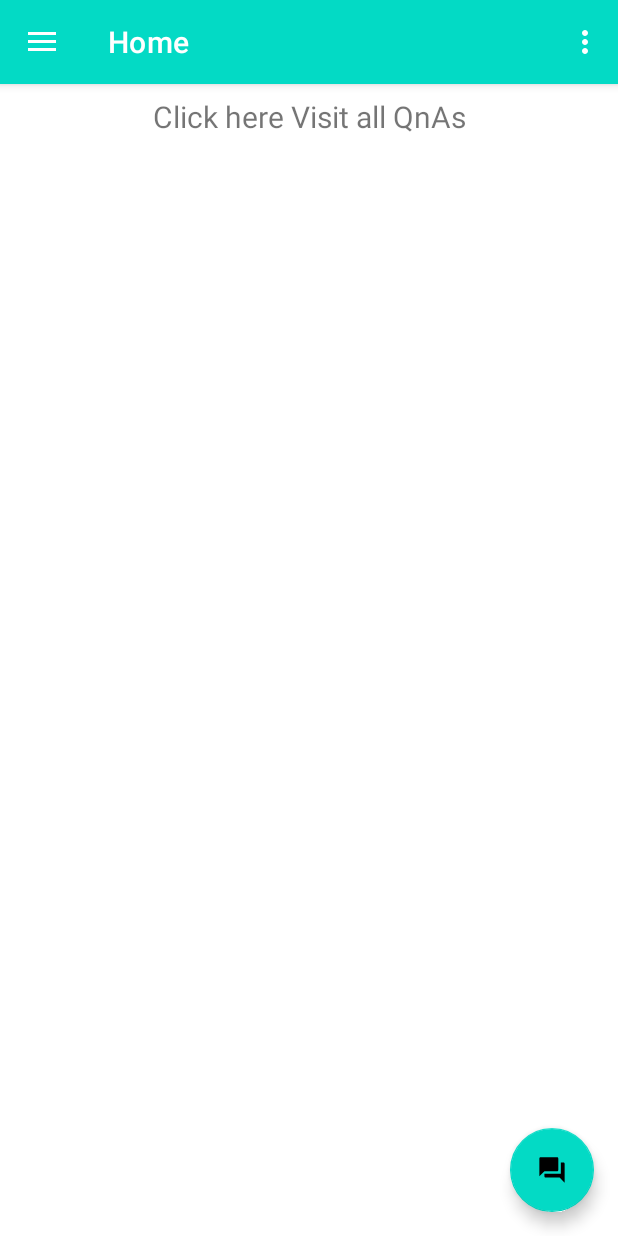
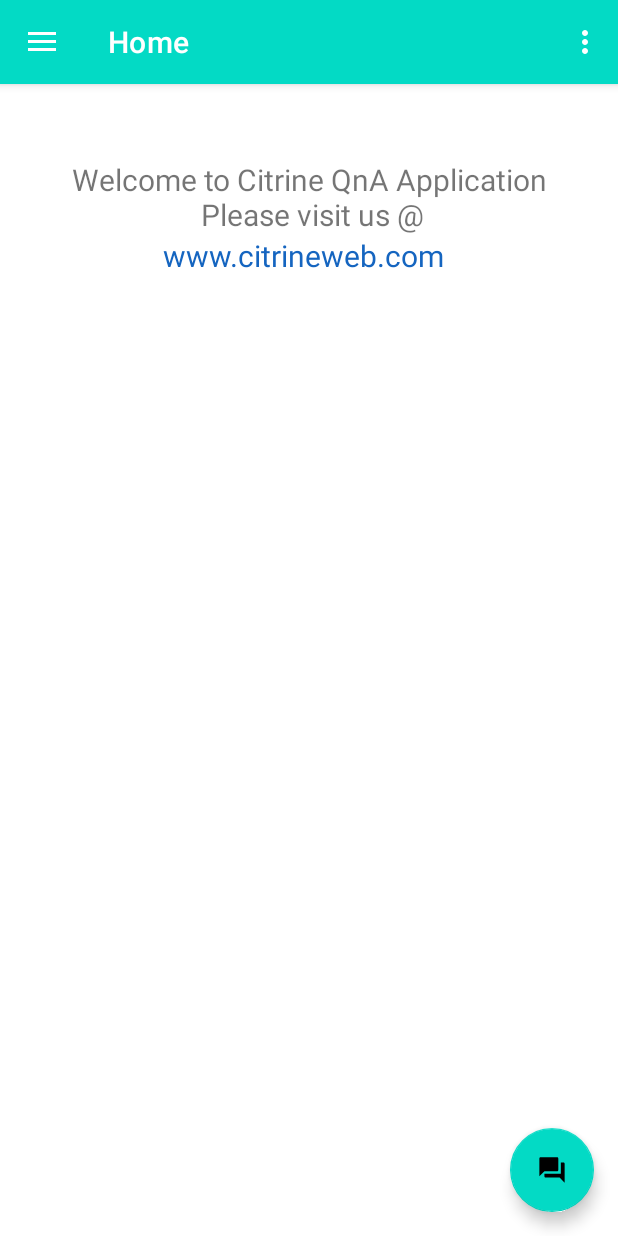
Before and after one commit to hey-rum-ba/TutorApplication, an Android app: the screen it shows after launch (MainActivity), on a phone screen of 412 x 824 dp. Run offline under Robolectric (Android 15) with nearby library versions, the phone set to English and light mode, and no system bars; our stand-ins replace Firebase (no records; nobody signed in at launch, a user with empty details on screens opened directly), navigation-ui.

Commit message:
first update

```diff
--- a/app/src/main/java/com/citrine/askaquestion/ImageActivity.java
+++ b/app/src/main/java/com/citrine/askaquestion/ImageActivity.java
@@ -19,6 +19,8 @@ import com.google.firebase.database.FirebaseDatabase;
 import com.google.firebase.database.ValueEventListener;
 
 import java.util.ArrayList;
+import java.util.Collection;
+import java.util.Collections;
 import java.util.List;
 
 public class ImageActivity extends AppCompatActivity {
@@ -53,6 +55,7 @@ public class ImageActivity extends AppCompatActivity {
                 for (DataSnapshot postSnapshot : dataSnapshot.getChildren()) {
                     Upload upload = postSnapshot.getValue(Upload.class);
                     mUploads.add(upload);
+                    Collections.reverse(mUploads);
                 }
                 mAdapter = new ImageAdapter(ImageActivity.this, mUploads,i);
                 mRecyclerView.setAdapter(mAdapter);
@@ -72,6 +75,7 @@ public class ImageActivity extends AppCompatActivity {
                     for (DataSnapshot postSnapshot : dataSnapshot.getChildren()) {
                         Upload upload = postSnapshot.getValue(Upload.class);
                         mUploads.add(upload);
+                        Collections.reverse(mUploads);
                     }
                     int i =getIntent().getIntExtra("teacherAccountIsActive",0);
                     mAdapter = new ImageAdapter(ImageActivity.this, mUploads,i);
--- a/app/src/main/java/com/citrine/askaquestion/ImageAdapter.java
+++ b/app/src/main/java/com/citrine/askaquestion/ImageAdapter.java
@@ -17,6 +17,7 @@ import androidx.recyclerview.widget.RecyclerView;
 import com.squareup.picasso.Picasso;
 
 import java.net.URISyntaxException;
+import java.util.Collection;
 import java.util.List;
 
 public class ImageAdapter extends RecyclerView.Adapter<ImageAdapter.ImageViewHolder> {
@@ -75,6 +76,7 @@ public class ImageAdapter extends RecyclerView.Adapter<ImageAdapter.ImageViewHol
             else {
                     intent.putExtra("Name",uploadCurrent.getName());
                 }
+
             mContext.startActivity(intent);
         });
     }
--- a/app/src/main/java/com/citrine/askaquestion/MainActivity.java
+++ b/app/src/main/java/com/citrine/askaquestion/MainActivity.java
@@ -63,7 +63,8 @@ public class MainActivity extends AppCompatActivity {
         // Passing each menu ID as a set of Ids because each
         // menu should be considered as top level destinations.
         mAppBarConfiguration = new AppBarConfiguration.Builder(
-                R.id.nav_home, R.id.nav_gallery, R.id.nav_slideshow)
+                R.id.nav_home)
+//               , R.id.nav_gallery, R.id.nav_slideshow)
                 .setOpenableLayout(drawer)
                 .build();
         NavController navController = Navigation.findNavController(this, R.id.nav_host_fragment_content_main);
@@ -79,8 +80,6 @@ public class MainActivity extends AppCompatActivity {
                 @Override
                 public void onChildAdded(@NonNull DataSnapshot snapshot, @Nullable String previousChildName) {
                     UploadToFireBase upload = snapshot.getValue(UploadToFireBase.class);
-//                    Log.d(TAG, "here is username " + upload.getUsername());
-//                    Log.d(TAG, "here is username lol" + upload.isTeacher());
 
                     if (upload.isTeacher()) {
                         Toast.makeText(MainActivity.this, "This is a teacher account", Toast.LENGTH_SHORT).show();
--- a/app/src/main/java/com/citrine/askaquestion/showPreviousQuestion.java
+++ b/app/src/main/java/com/citrine/askaquestion/showPreviousQuestion.java
@@ -81,6 +81,7 @@ public class showPreviousQuestion extends AppCompatActivity {
                 intent.putExtra("imageURL",imageUrl);
                 intent.putExtra("imageDesc",name);
                 startActivity(intent);
+                finish();
             }
 
         }
--- a/app/src/main/java/com/citrine/askaquestion/ui/home/HomeFragment.java
+++ b/app/src/main/java/com/citrine/askaquestion/ui/home/HomeFragment.java
@@ -2,6 +2,7 @@ package com.citrine.askaquestion.ui.home;
 
 import android.content.Context;
 import android.content.Intent;
+import android.net.Uri;
 import android.os.Bundle;
 import android.util.Log;
 import android.view.LayoutInflater;
@@ -52,6 +53,7 @@ public class HomeFragment extends Fragment {
     private DatabaseReference dbref;
     private Context context;
     private TextView textView;
+    private TextView textView1;
     String emailAddress;
     public View onCreateView(@NonNull LayoutInflater inflater,
                              ViewGroup container, Bundle savedInstanceState) {
@@ -99,11 +101,21 @@ public class HomeFragment extends Fragment {
 
         }
         textView= binding.textHome;
-        textView.setText("Click here Visit all QnAs");
-            textView.setOnClickListener(v -> {
-                Intent intent = new Intent(getActivity(),ImageActivity.class);
-                intent.putExtra("teacherAccountIsActive",1);
-                startActivity(intent);});
+        textView1= binding.webSiteText;
+
+        textView.setText("Welcome to Citrine QnA Application\n " +
+                "Please visit us @");
+        textView1.setText("www.citrineweb.com");
+            textView1.setOnClickListener(v->{
+                String url= "https://citrineweb.com/";
+                Intent intent= new Intent(Intent.ACTION_VIEW);
+                intent.setData(Uri.parse(url));
+                startActivity(intent);
+            });
+//            textView.setOnClickListener(v -> {
+//                Intent intent = new Intent(getActivity(),ImageActivity.class);
+//                intent.putExtra("teacherAccountIsActive",0);
+//                startActivity(intent);});
         return root;
 
     }
--- a/app/src/main/res/layout/fragment_home.xml
+++ b/app/src/main/res/layout/fragment_home.xml
@@ -12,7 +12,7 @@
         android:layout_width="match_parent"
         android:layout_height="wrap_content"
         android:layout_marginStart="8dp"
-        android:layout_marginTop="8dp"
+        android:layout_marginTop="50dp"
         android:layout_marginEnd="8dp"
         android:text="Here goes the QnA segment"
         android:textAlignment="center"
@@ -22,6 +22,20 @@
         app:layout_constraintStart_toStartOf="parent"
         app:layout_constraintTop_toTopOf="parent" />
 
+    <TextView
+        android:id="@+id/webSiteText"
+        android:layout_width="match_parent"
+        android:layout_height="wrap_content"
+        android:layout_marginLeft="8dp"
+        android:layout_marginEnd="8dp"
+        android:layout_marginRight="8dp"
+        android:layout_marginBottom="8dp"
+        android:gravity="center_horizontal"
+        android:minHeight="30dp"
+        android:text="TextView"
+        android:textColor="#1565C0"
+        android:textSize="20sp" />
+
     <androidx.recyclerview.widget.RecyclerView
         android:id="@+id/questionList"
         android:layout_width="match_parent"
--- a/app/src/main/res/menu/activity_main_drawer.xml
+++ b/app/src/main/res/menu/activity_main_drawer.xml
@@ -7,11 +7,11 @@
         <item
             android:id="@+id/nav_home"
             android:title="@string/menu_home" />
-        <item
-            android:id="@+id/nav_gallery"
-            android:title="@string/gate_calculator" />
-        <item
-            android:id="@+id/nav_slideshow"
-            android:title="@string/previous_year_papers" />
+<!--        <item-->
+<!--            android:id="@+id/nav_gallery"-->
+<!--            android:title="@string/gate_calculator" />-->
+<!--        <item-->
+<!--            android:id="@+id/nav_slideshow"-->
+<!--            android:title="@string/previous_year_papers" />-->
     </group>
 </menu>
--- a/app/src/main/res/navigation/mobile_navigation.xml
+++ b/app/src/main/res/navigation/mobile_navigation.xml
@@ -11,13 +11,13 @@
         android:label="@string/menu_home"
         tools:layout="@layout/fragment_home" />
 
-    <fragment
-        android:id="@+id/nav_gallery"
-        android:name="com.citrine.askaquestion.ui.GateCalculator.GalleryFragment"
-        tools:layout="@layout/fragment_gallery" />
+<!--    <fragment-->
+<!--        android:id="@+id/nav_gallery"-->
+<!--        android:name="com.citrine.askaquestion.ui.GateCalculator.GalleryFragment"-->
+<!--        tools:layout="@layout/fragment_gallery" />-->
 
-    <fragment
-        android:id="@+id/nav_slideshow"
-        android:name="com.citrine.askaquestion.ui.slideshow.SlideshowFragment"
-        tools:layout="@layout/fragment_slideshow" />
+<!--    <fragment-->
+<!--        android:id="@+id/nav_slideshow"-->
+<!--        android:name="com.citrine.askaquestion.ui.slideshow.SlideshowFragment"-->
+<!--        tools:layout="@layout/fragment_slideshow" />-->
 </navigation>
```
